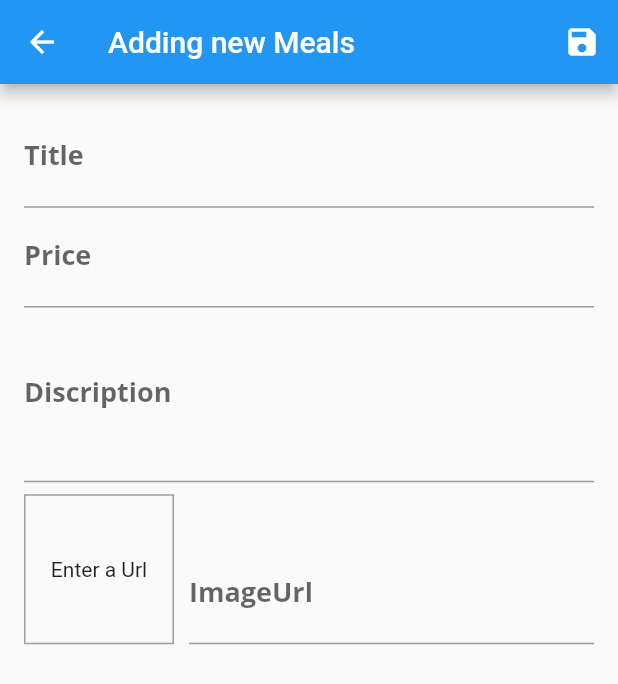
After one commit to Zunair123456789/fast_food_cafe_grill, a Flutter app: the MenuUpdateScreen screen opened directly, after a tap on the "add" icon, on a phone screen of 412 x 824 dp. The commit adds this screen. Shown: the top 684 px of the screen. Run offline on Flutter 3.47's test engine with Material 2 defaults, Android fonts, the phone set to English and light mode, and no system bars; our stand-ins replace flutter_image_slideshow, intro_slider; missing offline and left inert: curved_nav_bar; network calls fail.

Commit message:
fairbase attach and edit or add new menu

```diff
--- a/lib/Provider/Menu.dart
+++ b/lib/Provider/Menu.dart
@@ -7,7 +7,6 @@ class Menu extends ChangeNotifier {
   final String imageUrl;
   final double price;
   final String description;
-  final List<String> categories;
   bool isFavorite;
   Menu({
     required this.id,
@@ -15,7 +14,6 @@ class Menu extends ChangeNotifier {
     required this.imageUrl,
     required this.price,
     required this.description,
-    required this.categories,
     this.isFavorite = false,
   });
   void toggleFavoriteStatus() {
--- a/lib/Screens/CartScreen.dart
+++ b/lib/Screens/CartScreen.dart
@@ -1,7 +1,6 @@
 // ignore_for_file: prefer_final_fields, file_names
 import 'package:fast_food_cafe_grill/Provider/Cart.dart' show Cart;
 import 'package:fast_food_cafe_grill/Provider/Orders.dart';
-import 'package:fast_food_cafe_grill/Widget/cart_item.dart' as ci;
 import 'package:fast_food_cafe_grill/Widget/cart_item.dart';
 import 'package:flutter/material.dart';
 import 'package:provider/provider.dart';
--- /dev/null
+++ b/lib/Screens/EditMenuScreen.dart
@@ -0,0 +1,255 @@
+import 'package:fast_food_cafe_grill/Provider/Menu.dart';
+import 'package:fast_food_cafe_grill/Provider/Menu_Provider.dart';
+import 'package:flutter/material.dart';
+import 'package:provider/provider.dart';
+
+class EditMenuScreen extends StatefulWidget {
+  static String routeName = '/EditMenuScreen';
+
+  @override
+  _EditMenuScreenState createState() => _EditMenuScreenState();
+}
+
+class _EditMenuScreenState extends State<EditMenuScreen> {
+  final _priceFocusNode = FocusNode();
+  final _discriptionFocusNode = FocusNode();
+  final _imageUrlController = TextEditingController();
+  final _imageUrlFocusNode = FocusNode();
+  final _form = GlobalKey<FormState>();
+  // ignore: prefer_final_fields
+  var _editedMenu = Menu(
+    id: 'ali',
+    title: '',
+    imageUrl: '',
+    price: 0,
+    description: '',
+  );
+  var initValue = {
+    'title': "",
+    'description': "",
+    'price': "",
+    'imageUrl': "",
+  };
+  var _isInit = true;
+
+  @override
+  void initState() {
+    _imageUrlFocusNode.addListener(_updateImageUrl);
+    super.initState();
+  }
+
+  @override
+  void didChangeDependencies() {
+    if (_isInit) {
+      final menuId = ModalRoute.of(context)!.settings.arguments as String;
+      // ignore: unnecessary_null_comparison
+      if (menuId != '') {
+        _editedMenu =
+            Provider.of<MenusProvider>(context, listen: false).findById(menuId);
+        initValue = {
+          'title': _editedMenu.title,
+          'description': _editedMenu.description,
+          'price': _editedMenu.price.toString(),
+          // 'imageUrl': _editedMenu.imageUr
+        };
+        _imageUrlController.text = _editedMenu.imageUrl;
+      }
+    }
+    _isInit = false;
+    super.didChangeDependencies();
+  }
+
+  void _updateImageUrl() {
+    if (!_imageUrlFocusNode.hasFocus ||
+        !_imageUrlController.text.endsWith('.jpg') ||
+        !_imageUrlController.text.endsWith('.png') ||
+        !_imageUrlController.text.endsWith('.jpeg')) {
+      setState(() {});
+    }
+  }
+
+  @override
+  void dispose() {
+    _imageUrlFocusNode.removeListener(_updateImageUrl);
+    _priceFocusNode.dispose();
+    _discriptionFocusNode.dispose();
+    _imageUrlController.dispose();
+    _imageUrlFocusNode.dispose();
+    super.dispose();
+  }
+
+  void _saveForm() {
+    final isValid = _form.currentState!.validate();
+    if (!isValid) {
+      return;
+    }
+    _form.currentState!.save();
+    if (_editedMenu.id != '') {
+      Provider.of<MenusProvider>(context, listen: false)
+          .updateMenu(_editedMenu.id, _editedMenu);
+    } else {
+      Provider.of<MenusProvider>(context, listen: false).addMenu(_editedMenu);
+    }
+    Navigator.pop(context);
+  }
+
+  @override
+  Widget build(BuildContext context) {
+    return Scaffold(
+      appBar: AppBar(
+        title: const Text('Adding new Meals'),
+        actions: [
+          IconButton(onPressed: _saveForm, icon: const Icon(Icons.save))
+        ],
+      ),
+      body: Padding(
+        padding: const EdgeInsets.all(16.0),
+        child: Form(
+            key: _form,
+            child: ListView(
+              children: [
+                TextFormField(
+                  initialValue: initValue['title'],
+                  decoration: const InputDecoration(labelText: 'Title'),
+                  textInputAction: TextInputAction.next,
+                  onFieldSubmitted: (_) {
+                    Focus.of(context).requestFocus(_priceFocusNode);
+                  },
+                  onSaved: (value) {
+                    _editedMenu = Menu(
+                        id: _editedMenu.id,
+                        title: value.toString(),
+                        imageUrl: _editedMenu.imageUrl,
+                        price: _editedMenu.price,
+                        description: _editedMenu.description,
+                        isFavorite: _editedMenu.isFavorite);
+                  },
+                  validator: (value) {
+                    if (value!.isEmpty) {
+                      return 'Please provide a valid Title';
+                    } else {
+                      return null;
+                    }
+                  },
+                ),
+                TextFormField(
+                  initialValue: initValue['price'],
+                  decoration: const InputDecoration(labelText: 'Price'),
+                  textInputAction: TextInputAction.next,
+                  keyboardType: TextInputType.number,
+                  focusNode: _priceFocusNode,
+                  onSaved: (value) {
+                    _editedMenu = Menu(
+                        id: _editedMenu.id,
+                        title: _editedMenu.title,
+                        imageUrl: _editedMenu.imageUrl,
+                        price: double.parse(value!),
+                        description: _editedMenu.description,
+                        isFavorite: _editedMenu.isFavorite);
+                  },
+                  validator: (value) {
+                    if (value!.isEmpty) {
+                      return 'Please provide a  Price';
+                    }
+                    if (double.parse(value) <= 0) {
+                      return 'Please Provide a Number Greater than 0';
+                    }
+                    if (double.tryParse(value) == null) {
+                      return 'Please provide a Valid Number ';
+                    }
+                    return null;
+                  },
+                ),
+                TextFormField(
+                  initialValue: initValue['description'],
+                  decoration: const InputDecoration(labelText: 'Discription'),
+                  keyboardType: TextInputType.multiline,
+                  maxLines: 3,
+                  focusNode: _discriptionFocusNode,
+                  onSaved: (value) {
+                    _editedMenu = Menu(
+                        id: _editedMenu.id,
+                        title: _editedMenu.title,
+                        imageUrl: _editedMenu.imageUrl,
+                        price: _editedMenu.price,
+                        description: value.toString(),
+                        isFavorite: _editedMenu.isFavorite);
+                  },
+                  validator: (value) {
+                    if (value!.isEmpty) {
+                      return 'Please provide a valid Discription';
+                    }
+                    if (value.length < 20) {
+                      return 'Discription should be at least 20 charater long';
+                    } else {
+                      return null;
+                    }
+                  },
+                ),
+                Row(
+                  crossAxisAlignment: CrossAxisAlignment.end,
+                  children: [
+                    Container(
+                      width: 100,
+                      height: 100,
+                      margin: const EdgeInsets.only(top: 8, right: 10),
+                      alignment: Alignment.center,
+                      decoration: BoxDecoration(
+                          border: Border.all(width: 1, color: Colors.grey)),
+                      child: _imageUrlController.text.isEmpty
+                          ? const Text(
+                              'Enter a Url',
+                              textAlign: TextAlign.center,
+                            )
+                          : FittedBox(
+                              child: Image.network(
+                                _imageUrlController.text,
+                                fit: BoxFit.cover,
+                              ),
+                            ),
+                    ),
+                    Expanded(
+                      child: TextFormField(
+                        decoration:
+                            const InputDecoration(labelText: 'ImageUrl'),
+                        keyboardType: TextInputType.url,
+                        textInputAction: TextInputAction.done,
+                        controller: _imageUrlController,
+                        focusNode: _imageUrlFocusNode,
+                        onFieldSubmitted: (_) {
+                          _saveForm();
+                        },
+                        onSaved: (value) {
+                          _editedMenu = Menu(
+                              id: _editedMenu.id,
+                              title: _editedMenu.title,
+                              imageUrl: value.toString(),
+                              price: _editedMenu.price,
+                              description: _editedMenu.description,
+                              isFavorite: _editedMenu.isFavorite);
+                        },
+                        validator: (value) {
+                          bool validURL = Uri.parse(value.toString()).host == ''
+                              ? true
+                              : false;
+                          if (validURL) {
+                            return 'Please provide a ImageUrl';
+                          }
+                          if (!value!.endsWith('.jpg') &&
+                              !value.endsWith('.png') &&
+                              !value.endsWith('.jpeg')) {
+                            return 'Please add a valid Image Url';
+                          } else {
+                            return null;
+                          }
+                        },
+                      ),
+                    ),
+                  ],
+                )
+              ],
+            )),
+      ),
+    );
+  }
+}
--- a/lib/Screens/MenuUpdateScreen.dart
+++ b/lib/Screens/MenuUpdateScreen.dart
@@ -1,5 +1,5 @@
 import 'package:fast_food_cafe_grill/Provider/Menu_Provider.dart';
-import 'package:fast_food_cafe_grill/Screens/AddingNewMeal.dart';
+import 'package:fast_food_cafe_grill/Screens/EditMenuScreen.dart';
 import 'package:fast_food_cafe_grill/Widget/UserMenuEdit.dart';
 import 'package:flutter/material.dart';
 import 'package:provider/provider.dart';
@@ -14,8 +14,8 @@ class MenuUpdateScreen extends StatelessWidget {
         actions: [
           IconButton(
               onPressed: () {
-                Navigator.of(context).push(
-                    MaterialPageRoute(builder: (context) => AddingNewMeal()));
+                Navigator.of(context)
+                    .pushNamed(EditMenuScreen.routeName, arguments: '');
               },
               icon: const Icon(Icons.add))
         ],
@@ -26,7 +26,9 @@ class MenuUpdateScreen extends StatelessWidget {
           itemCount: menuData.listOfMeal.length,
           itemBuilder: (_, i) => Column(
             children: [
-              UserMenuEdit(menuData.listOfMeal[i].title,
+              UserMenuEdit(
+                  menuData.listOfMeal[i].id,
+                  menuData.listOfMeal[i].title,
                   menuData.listOfMeal[i].imageUrl),
               const Divider(),
             ],
--- a/lib/main.dart
+++ b/lib/main.dart
@@ -1,9 +1,8 @@
 import 'package:fast_food_cafe_grill/Provider/Cart.dart';
 import 'package:fast_food_cafe_grill/Provider/Menu_Provider.dart';
 import 'package:fast_food_cafe_grill/Provider/Orders.dart';
+import 'package:fast_food_cafe_grill/Screens/EditMenuScreen.dart';
 import 'package:fast_food_cafe_grill/Screens/ItemDetailScreen.dart';
-import 'package:fast_food_cafe_grill/Screens/MenuUpdateScreen.dart';
-import 'package:fast_food_cafe_grill/Widget/UserMenuEdit.dart';
 import 'package:flutter/material.dart';
 import 'package:provider/provider.dart';
 
@@ -56,6 +55,7 @@ class MyApp extends StatelessWidget {
       home: const SplashScreen(),
       routes: {
         ItemDetailScreen.routeName: (ctx) => const ItemDetailScreen(),
+        EditMenuScreen.routeName: (ctx) => EditMenuScreen(),
       },
     );
   }
--- a/pubspec.yaml
+++ b/pubspec.yaml
@@ -18,6 +18,7 @@ dependencies:
   provider: ^6.0.1
   curved_nav_bar: ^0.0.2
   flutter_image_slideshow: ^0.1.2
+
 
 dev_dependencies:
   flutter_test:
```
Also changed, not shown: lib/Provider/Menu_Provider.dart (+32 -31 lines), lib/Screens/AddingNewMeal.dart (deleted, +0 -57 lines), lib/Widget/UserMenuEdit.dart (+36 -3 lines), lib/dummyData.dart (+0 -11 lines), 3 other files.
